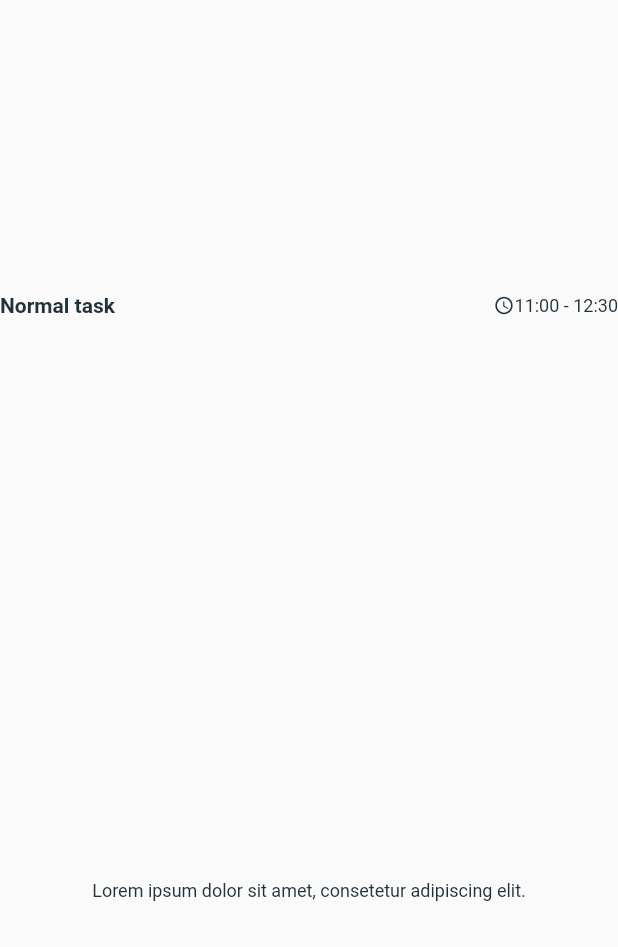
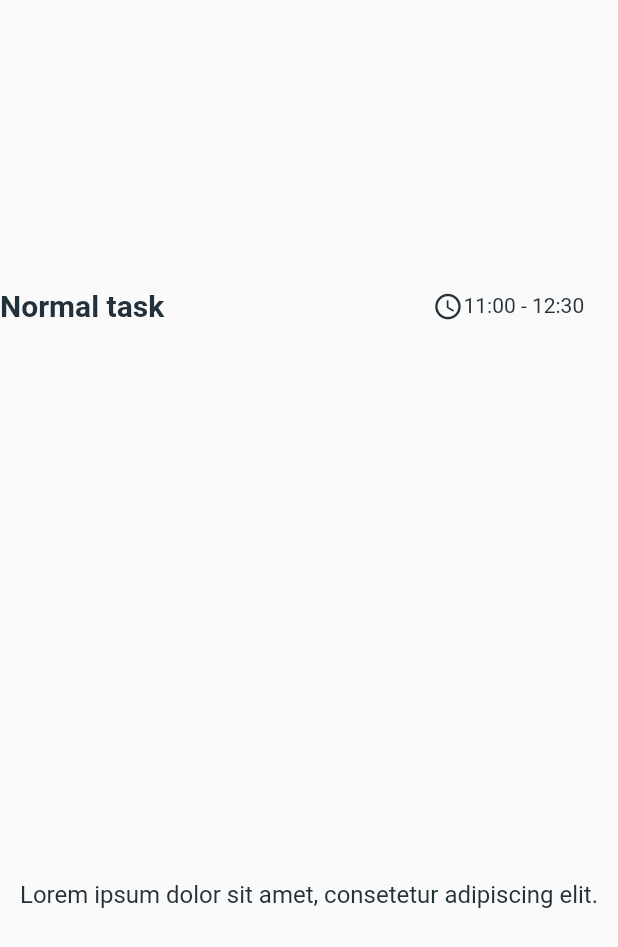
Before and after one commit to ScientificClubofESI/cse-organizers-app, a Flutter app: the Task widget shown alone on an empty page, opened directly, on a phone screen of 412 x 824 dp. Shown: the top 947 px of the screen. Run offline on Flutter 3.47's test engine with Material 2 defaults, Android fonts, the phone set to English and light mode, and no system bars; drawn by our look-alikes of auto_size_text.

Commit message:
yasmine's push

```diff
--- a/lib/Widget/tasks_task.dart
+++ b/lib/Widget/tasks_task.dart
@@ -1,8 +1,5 @@
-import 'dart:ui';
-
 import 'package:cse_organizers_app/Widget/tasks_ScanButton.dart';
 import 'tasks_Participant_Button.dart';
-import 'package:cse_organizers_app/icons/c_s_e_organizers_app_icons.dart';
 import 'package:flutter/material.dart';
 import 'package:cse_organizers_app/constants.dart' as constants;
 import 'package:auto_size_text/auto_size_text.dart';
@@ -34,29 +31,43 @@ class Task extends StatelessWidget {
             child: Row(
               mainAxisAlignment: MainAxisAlignment.spaceBetween,
               children: [
-                AutoSizeText(task_type,
+                Container(
+                  width: largeur * 0.6,
+                  child: AutoSizeText(task_type,
                       style: TextStyle(
-                      fontSize: 14,
+                        fontSize: 20,
+                        fontFamily: "CSEOrganizersApp",
                         color: constants.colors['neutral']![900],
                         fontWeight: FontWeight.w600,
                       ),
                       maxLines: 1),
-                Row(
+                ),
+                Container(
+                  width: largeur * 0.3,
+                  child: Row(
                     children: [
-                    Icon(
+                      Container(
+                        width: largeur * 0.05,
+                        child: Icon(
                           Icons.access_time_rounded,
                           color: constants.colors['neutral']![900],
-                      size: 14,
+                          size: largeur * 0.05,
                         ),
-                    AutoSizeText(
+                      ),
+                      Container(
+                        width: largeur * 0.2,
+                        child: AutoSizeText(
                           hour,
                           style: TextStyle(
                             color: constants.colors['neutral']![900],
-                        fontSize: 5,
+                            fontFamily: "CSEOrganizersApp",
+                            fontSize: 16,
                           ),
                           maxLines: 1,
                         ),
+                      ),
                     ],
+                  ),
                 ),
               ],
             ),
@@ -66,13 +77,15 @@ class Task extends StatelessWidget {
             children: [
               SizedBox(
                 height: hauteur * 0.07,
+                child: Container(
                   child: AutoSizeText(
                     task_content,
                     style: TextStyle(
-                    fontSize: 5,
+                      fontSize: 16,
                       color: constants.colors['neutral']![900],
                     ),
-                  maxLines: 2,
+                    // maxLines: 2,
+                  ),
                 ),
               ),
               if (normal_task == false)
@@ -84,7 +97,7 @@ class Task extends StatelessWidget {
                       child: const Divider(
                         height: 1,
                         thickness: 1,
-                        color: Colors.black,
+                        color: Colors.black, //constants.colors['neutral']![900]
                       ),
                     ),
                     SizedBox(
@@ -92,9 +105,8 @@ class Task extends StatelessWidget {
                       child: Row(
                           mainAxisAlignment: MainAxisAlignment.spaceAround,
                           children: [
-                            ScanButton(name: 'Scan', deg: 10, size: 9),
-                            ParticipantButton(
-                                name: 'Participants', deg: 10, size: 10)
+                            ScanButton(name: 'Scan', deg: 10),
+                            ParticipantButton(name: 'Participants', deg: 10)
                           ]),
                     )
                   ],
```
Lines whose indentation alone changed are shown as unchanged.
